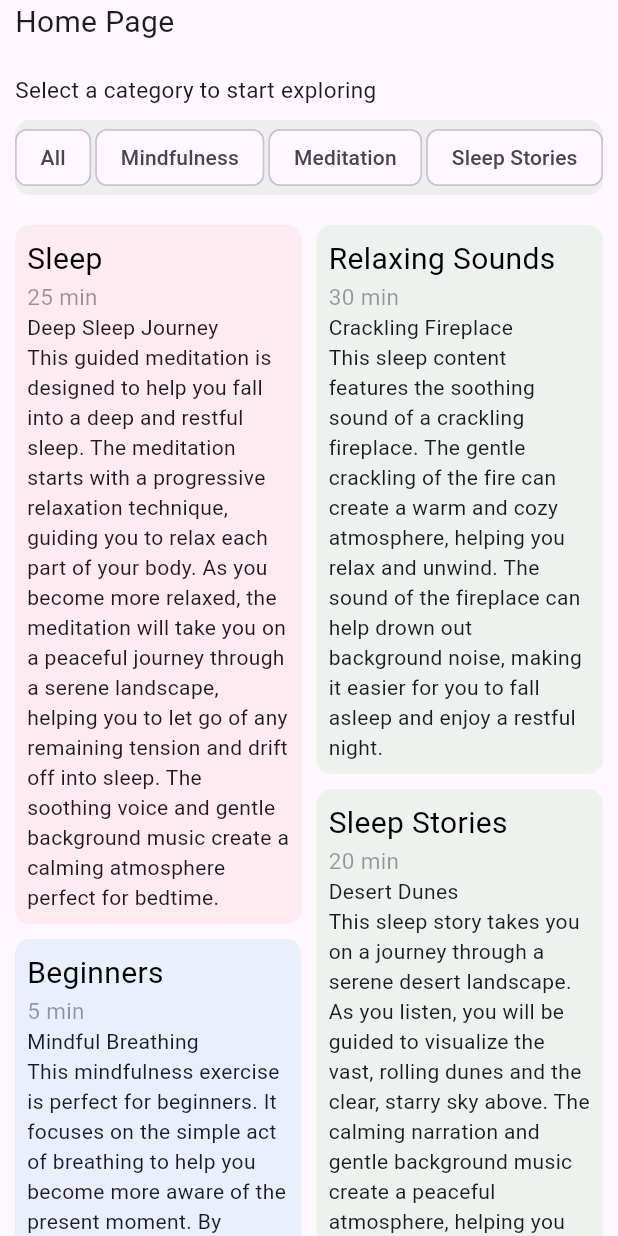
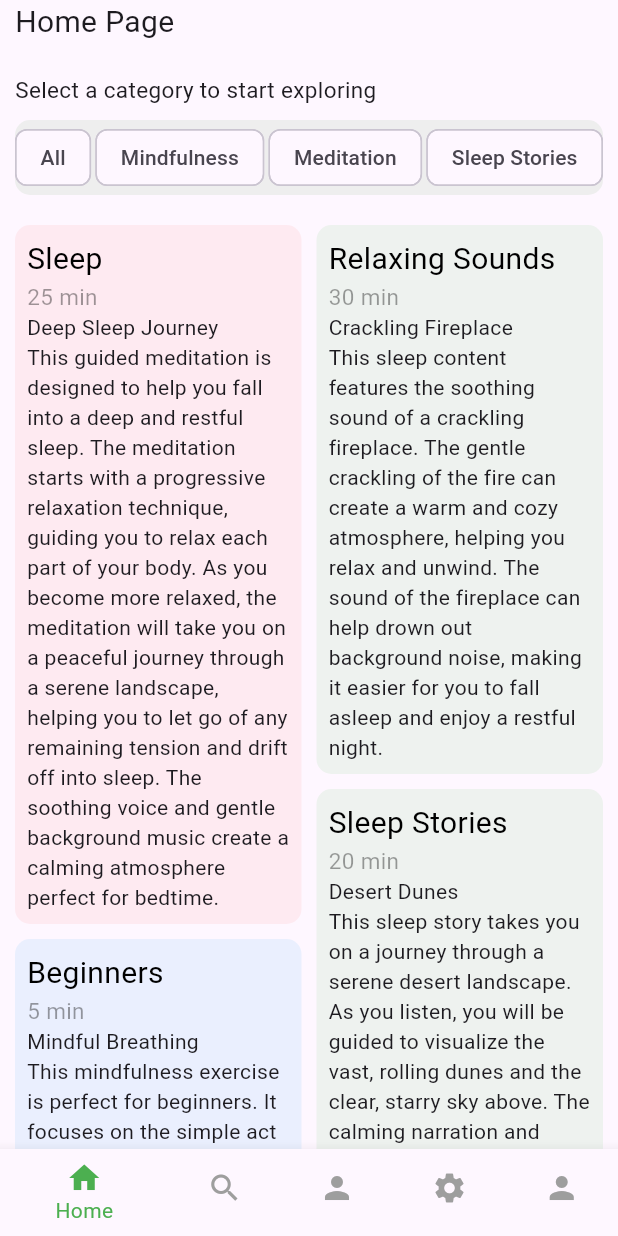
Before and after one commit to HGSChandeepa/Meditate, a Flutter app: the screen it shows after launch, on a phone screen of 412 x 824 dp. Run offline on Flutter 3.47's test engine with Material 3 defaults, Android fonts, the phone set to English and light mode, and no system bars; our stand-ins replace go_router, youtube_player_flutter.

Commit message:
Home Screen

```diff
--- a/lib/pages/main_pages/home_page.dart
+++ b/lib/pages/main_pages/home_page.dart
@@ -1,5 +1,3 @@
-import 'dart:math';
-import 'package:flutter/foundation.dart';
 import 'package:flutter/material.dart';
 import 'package:flutter_staggered_grid_view/flutter_staggered_grid_view.dart';
 import 'package:go_router/go_router.dart';
--- a/lib/router/router.dart
+++ b/lib/router/router.dart
@@ -1,7 +1,7 @@
 import 'package:go_router/go_router.dart';
 import 'package:meditation/models/functions_model.dart';
 import 'package:meditation/pages/functions_page.dart';
-import 'package:meditation/pages/main_pages/home_page.dart';
+import 'package:meditation/pages/main_screen.dart';
 import 'package:meditation/router/route_names.dart';
 
 class RouterClass {
@@ -12,7 +12,7 @@ class RouterClass {
         name: RouteNames.home,
         path: "/",
         builder: (context, state) {
-          return const HomePage();
+          return const MainScreen();
         },
       ),
       GoRoute(
```
